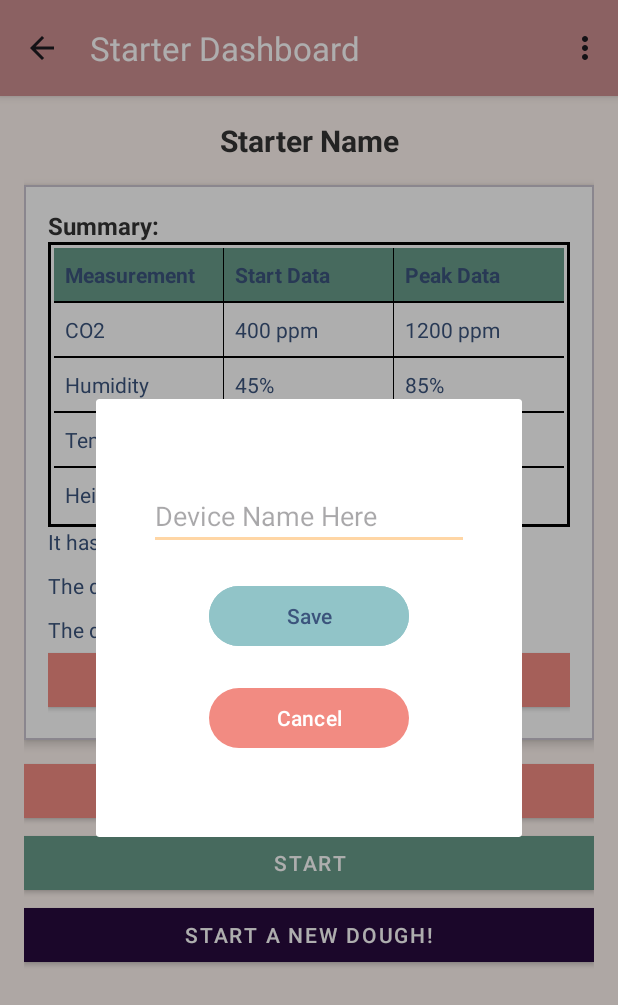
After one commit to joof1234/390_sourdough_helper, an Android app: the fragment DeviceNameDialogFragment placed in its activity, on a phone screen of 412 x 824 dp. The commit adds this screen. Shown: the top 1005 px of the screen. Run offline under Robolectric (Android 15) with nearby library versions, the phone set to English and light mode, and no system bars; our stand-ins replace Firebase (no records; nobody signed in at launch, a user with empty details on screens opened directly).

Commit message:
new dialog fragment to change device name and a number of fixes and updates from the previous version

```diff
--- a/app/src/main/java/com/example/mainactivity/Database/AppDatabase.java
+++ b/app/src/main/java/com/example/mainactivity/Database/AppDatabase.java
@@ -11,7 +11,7 @@ import com.example.mainactivity.Database.dao.TipsDao;
 import com.example.mainactivity.Database.entity.InfoEntity;
 import com.example.mainactivity.Database.entity.TipsEntity;
 
-@Database(entities = {InfoEntity.class, TipsEntity.class}, version = 1)
+@Database(entities = {InfoEntity.class, TipsEntity.class}, version = 4, exportSchema = false)
 public abstract class AppDatabase extends RoomDatabase {
     private static volatile AppDatabase INSTANCE;
     private static final String DATABASE_NAME = "app_database";
@@ -20,7 +20,7 @@ public abstract class AppDatabase extends RoomDatabase {
 
     //creates the database
     private static AppDatabase create(Context context) {
-        return Room.databaseBuilder(context, AppDatabase.class, DATABASE_NAME).allowMainThreadQueries().build();
+        return Room.databaseBuilder(context, AppDatabase.class, DATABASE_NAME).allowMainThreadQueries().fallbackToDestructiveMigration().build();
     }
 
     public static synchronized AppDatabase getInstance(Context context) {
--- a/app/src/main/java/com/example/mainactivity/Database/entity/TipsEntity.java
+++ b/app/src/main/java/com/example/mainactivity/Database/entity/TipsEntity.java
@@ -9,7 +9,7 @@ public class TipsEntity {
 
     //TODO: public enum for conditions, declare in fermetationanalyzerhelper
 
-    @PrimaryKey(autoGenerate = true)
+    @PrimaryKey(autoGenerate = false)
     private int id;
     @ColumnInfo(name = "condition")
     private String condition; //default, temp, humidity, day 7, day 7+
@@ -18,7 +18,7 @@ public class TipsEntity {
 
     //constructor
     public TipsEntity(int id, String condition, String tip) {
-        this.id = id; // pass 0 to auto-generate
+        this.id = id;
         this.condition = condition;
         this.tip = tip;
     }
--- /dev/null
+++ b/app/src/main/java/com/example/mainactivity/DeviceNameDialogFragment.java
@@ -0,0 +1,81 @@
+package com.example.mainactivity;
+
+import android.os.Bundle;
+import android.text.TextUtils;
+import android.view.LayoutInflater;
+import android.view.View;
+import android.view.ViewGroup;
+import android.widget.Button;
+import android.widget.EditText;
+import android.widget.Toast;
+
+import androidx.annotation.NonNull;
+import androidx.annotation.Nullable;
+import androidx.fragment.app.DialogFragment;
+
+import com.google.firebase.database.DatabaseReference;
+import com.google.firebase.database.FirebaseDatabase;
+
+public class DeviceNameDialogFragment extends DialogFragment {
+
+    private EditText editTextDeviceName;
+    private Button buttonSave;
+    private Button buttonCancel;
+
+    @Nullable
+    @Override
+    public View onCreateView(@NonNull LayoutInflater inflater, @Nullable ViewGroup container, @Nullable Bundle savedInstanceState) {
+        View view = inflater.inflate(R.layout.device_name_dialog_fragment, container, false);
+
+        // Initialize views
+        editTextDeviceName = view.findViewById(R.id.editTextDeviceName);
+        buttonSave = view.findViewById(R.id.buttonSave);
+        buttonCancel = view.findViewById(R.id.buttonCancel);
+
+        //cancel button
+        buttonCancel.setOnClickListener(new View.OnClickListener() {
+            @Override
+            public void onClick(View v) {
+                dismiss();
+            }
+        });
+
+        //save button
+        buttonSave.setOnClickListener(new View.OnClickListener() {
+            @Override
+            public void onClick(View v) {
+                // Get the device name from the EditText
+                String deviceName = editTextDeviceName.getText().toString();
+
+                // Check if the device name is empty
+                if (TextUtils.isEmpty(deviceName)) {
+                    // Handle the case where the device name is empty
+                    if (getContext() != null) { // Check context before showing Toast
+                        Toast.makeText(getContext(), "Text box cannot be empty", Toast.LENGTH_SHORT).show();
+                    }
+                    return; //Stop further processing
+                }
+                else{
+                    //save the device name to firebase
+                    //get the device MAC
+                    Bundle mArgs = getArguments();
+                    String deviceMac = mArgs.getString("MAC");
+                    System.out.println("MAC IS:" + deviceMac);
+
+                    //get the database reference
+                    DatabaseReference databaseReference = FirebaseDatabase.getInstance().getReference("sensors/" + deviceMac);
+
+                    //save the device name to firebase
+                    databaseReference.child("general").child("device_name").setValue(deviceName);
+
+                    //refresh activity
+                    requireActivity().recreate();
+                }
+                // Dismiss the dialog
+                dismiss();
+            }
+        });
+
+        return view;
+    }
+}
--- a/app/src/main/java/com/example/mainactivity/FermentationAnalyzerHelper.java
+++ b/app/src/main/java/com/example/mainactivity/FermentationAnalyzerHelper.java
@@ -109,21 +109,25 @@ public class FermentationAnalyzerHelper {
             if(avgTemp < 24 || avgTemp > 28) {
                 String tempMsg = analyzeTemperature(avgTemp);
                 //send a notification using tempMsg with anthonys stuff
+                //TODO
             }
             if(avgHumidity < 70 || avgHumidity > 85) {
                 String humidityMsg = analyzeHumidity(avgHumidity);
                 //send a notification using humidityMsg with anthonys stuff
+                //TODO
             }
             if(co2Growth < 3.0) {
                 String co2Msg = analyzeCO2(maxCo2);
                 //send a notification using co2Msg with anthonys stuff
+                //TODO
             }
             if(heightGrowth < 2.0) {
                 String heightMsg = analyzeToF(currentToF, initialToF);
                 //send a notification using heightMsg with anthonys stuff
+                //TODO
             }
         }
-        // Decide if user should proceed to next day (after everyhting else that can affect the starter has been checked)
+        // Decide if user should proceed to next day (after everything else that can affect the starter has been checked)
         if(co2Growth >= 3.0f && heightGrowth >= 2.0f) {
             return true;
         }
--- a/app/src/main/res/layout/activity_device_data.xml
+++ b/app/src/main/res/layout/activity_device_data.xml
@@ -22,6 +22,7 @@
         android:textStyle="bold" />
 
     <!-- Card for Summary and Messages -->
+
     <com.google.android.material.card.MaterialCardView
         android:layout_width="match_parent"
         android:layout_height="wrap_content"
--- /dev/null
+++ b/app/src/main/res/layout/device_name_dialog_fragment.xml
@@ -0,0 +1,56 @@
+<?xml version="1.0" encoding="utf-8"?>
+<FrameLayout xmlns:android="http://schemas.android.com/apk/res/android"
+    android:layout_width="match_parent"
+    android:layout_height="wrap_content"
+    android:layout_gravity="center"
+    android:layout_marginStart="5dp"
+    android:layout_marginTop="100dp"
+    android:layout_marginEnd="5dp"
+    android:layout_marginBottom="100dp"
+    android:padding="25dp">
+
+    <androidx.constraintlayout.widget.ConstraintLayout
+        android:layout_width="match_parent"
+        android:layout_height="match_parent">
+
+        <LinearLayout
+            android:layout_width="match_parent"
+            android:layout_height="match_parent"
+            android:orientation="vertical">
+
+            <EditText
+                android:id="@+id/editTextDeviceName"
+                android:layout_width="match_parent"
+                android:layout_height="wrap_content"
+                android:layout_marginStart="10dp"
+                android:layout_marginTop="30dp"
+                android:layout_marginEnd="10dp"
+                android:ems="10"
+                android:hint="Device Name Here"
+                android:inputType="text" />
+
+            <Button
+                android:id="@+id/buttonSave"
+                android:layout_width="match_parent"
+                android:layout_height="wrap_content"
+                android:layout_marginStart="50dp"
+                android:layout_marginTop="20dp"
+                android:layout_marginEnd="50dp"
+                android:layout_marginBottom="10dp"
+                android:backgroundTint="@color/primary_variant"
+                android:text="Save"
+                android:textColor="@color/on_secondary_color" />
+
+            <Button
+                android:id="@+id/buttonCancel"
+                android:layout_width="match_parent"
+                android:layout_height="wrap_content"
+                android:layout_marginStart="50dp"
+                android:layout_marginTop="10dp"
+                android:layout_marginEnd="50dp"
+                android:layout_marginBottom="30dp"
+                android:text="Cancel" />
+        </LinearLayout>
+    </androidx.constraintlayout.widget.ConstraintLayout>
+
+</FrameLayout>
--- a/app/src/main/res/menu/device_data_toolbar.xml
+++ b/app/src/main/res/menu/device_data_toolbar.xml
@@ -6,6 +6,11 @@
         android:orderInCategory="100"
         android:title="Change WiFi"
         app:showAsAction="never" />
+    <item
+        android:id="@+id/action_rename_device"
+        android:orderInCategory="200"
+        android:title="Rename Device"
+        app:showAsAction="never" />
 
 
 </menu>
```
Also changed, not shown: app/src/main/java/com/example/mainactivity/DeviceDataActivity.java (+21 -1 lines), app/src/main/java/com/example/mainactivity/FeedingDialogFragment.java (+12 -7 lines), app/src/main/java/com/example/mainactivity/MainActivity.java (+29 -17 lines).
